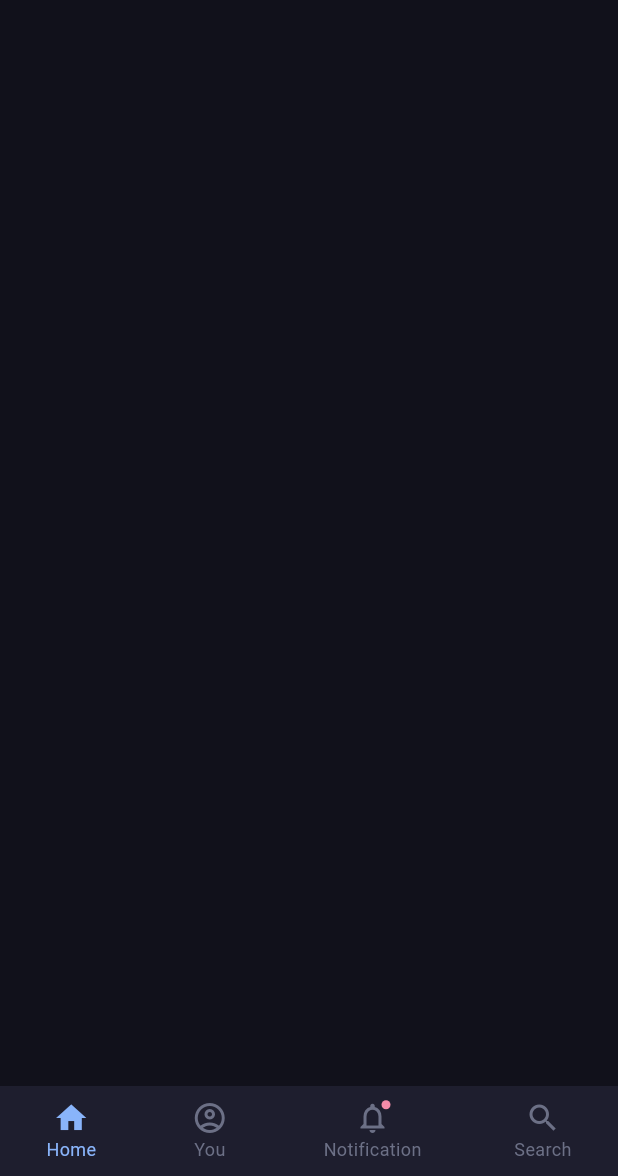
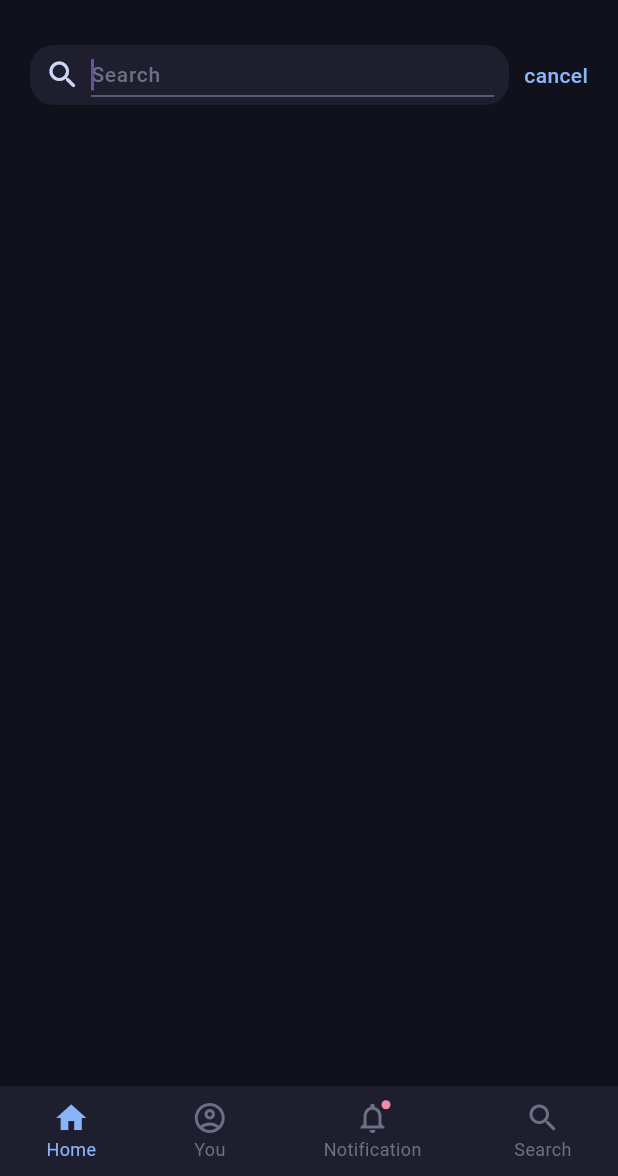
Before and after one commit to tuankhainguy/flutter-demo, a Flutter app: the screen it shows after launch, swiped to page 4, on a phone screen of 412 x 824 dp, the part 60-1236 px from its top. Run offline on Flutter 3.47's test engine with Material 3 defaults, Android fonts, the phone set to English and light mode, and no system bars.

```diff
--- a/lib/constants.dart
+++ b/lib/constants.dart
@@ -1,4 +1,9 @@
 import 'package:flutter/material.dart';
+
+
+typedef ViewCallBack = void Function();
+typedef ViewSetState = void Function(Widget widget);
+typedef PageCallBack = void Function(int selectedPageIndex);
 
 const kBaseColor = Color(0xff1e1e2e);
 const kBackgroundColor = Color(0xff11111b);
--- a/lib/pages/search_page.dart
+++ b/lib/pages/search_page.dart
@@ -1,4 +1,5 @@
 import 'package:flutter/material.dart';
+import 'package:demo/constants.dart';
 
 class SearchPage extends StatefulWidget {
   const SearchPage({Key? key}) : super(key: key);
@@ -9,12 +10,100 @@ class SearchPage extends StatefulWidget {
 
 class _SearchState extends State<SearchPage> with AutomaticKeepAliveClientMixin {
 
+  bool doKeepAlive = false;
+  String search = "";
+  late FocusNode focus;
+
   @override
-  bool get wantKeepAlive => true;
+  void initState() {
+    super.initState();
+    focus = FocusNode();
+  }
+
+  @override
+  void dispose() {
+    focus.dispose();
+    super.dispose();
+  }
+
+  void focusTextField() {
+    search == "" ? focus.requestFocus : null;
+  }
+
+  @override
+  bool get wantKeepAlive => doKeepAlive;
 
   @override
   Widget build(BuildContext context) {
     super.build(context);
-    return Column();
+    return Column(
+      children: <Widget>[
+        Padding(
+          padding: const EdgeInsets.all(kDefaultPadding),
+          child: Row(
+            mainAxisAlignment: MainAxisAlignment.spaceAround,
+            children: <Widget>[
+              Expanded(
+                child: Container(
+                  decoration: BoxDecoration(
+                    borderRadius: BorderRadius.circular(16.0),
+                    color: kBaseColor,
+                  ),
+                  height: 40,
+                  width: double.infinity,
+                  padding: const EdgeInsets.symmetric(horizontal: kDefaultPadding / 2),
+                  child: Row(
+                    children: [
+                      const Icon(Icons.search_rounded, color: kTextLight),
+                      const SizedBox(width: kDefaultPadding / 3),
+                      Flexible(
+                        flex: 1,
+                        fit: FlexFit.tight,
+                        child: TextField(
+                          onChanged: (input) {
+                            setState(() {
+                              search = input;
+                            });
+                          },
+                          focusNode: focus,
+                          autofocus: true,
+                          decoration: const InputDecoration(
+                            isDense: true,
+                            hintText: "Search",
+                            hintStyle: TextStyle(
+                              color: kTextOverlay,
+                              fontWeight: FontWeight.w500,
+                            ),
+                            border: InputBorder.none,
+                            focusedBorder: UnderlineInputBorder(
+                              borderSide: BorderSide(color: kTextOverlay),
+                            ),
+                          ),
+                          style: const TextStyle(
+                            fontSize: 14.0,
+                            fontWeight: FontWeight.w500,
+                            color: kTextLight,
+                          ),
+                        ),
+                      ),
+                    ],
+                  ),
+                ),
+              ),
+              const SizedBox(width: kDefaultPadding / 2),
+              GestureDetector(
+                child: const Text(
+                  "cancel",
+                  style: TextStyle(
+                    color: kHighlightColor,
+                    fontWeight: FontWeight.w500,
+                  ),
+                ),
+              ),
+            ],
+          ),
+        ),
+      ],
+    );
   }
 }
```
Also changed, not shown: lib/main.dart (+7 -7 lines), lib/pages/_screen.dart (deleted, +0 -117 lines), lib/pages/app_bar.dart (added, +12 -0 lines), lib/pages/components/item.dart (added, +142 -0 lines), lib/pages/details_page.dart (added, +11 -0 lines), lib/pages/home_page.dart (+91 -77 lines).
